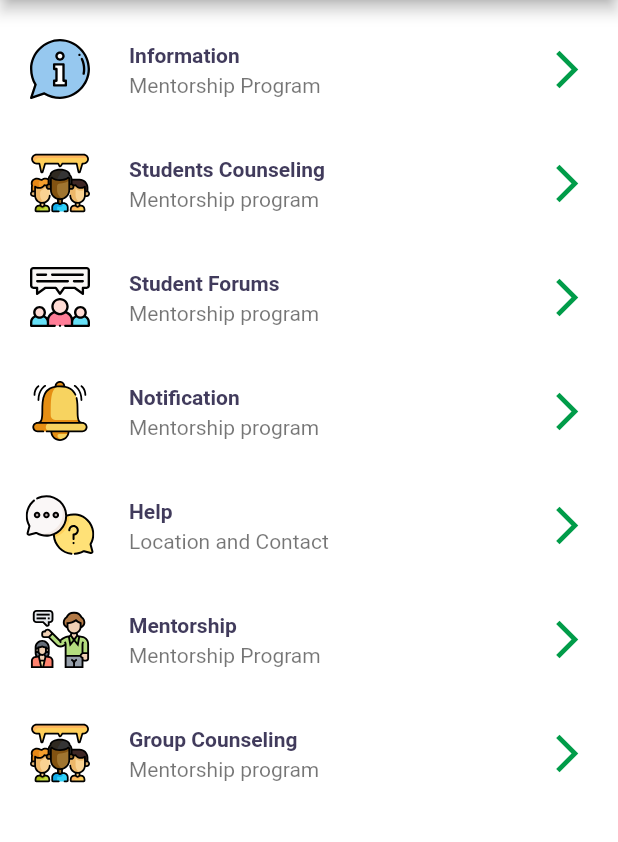
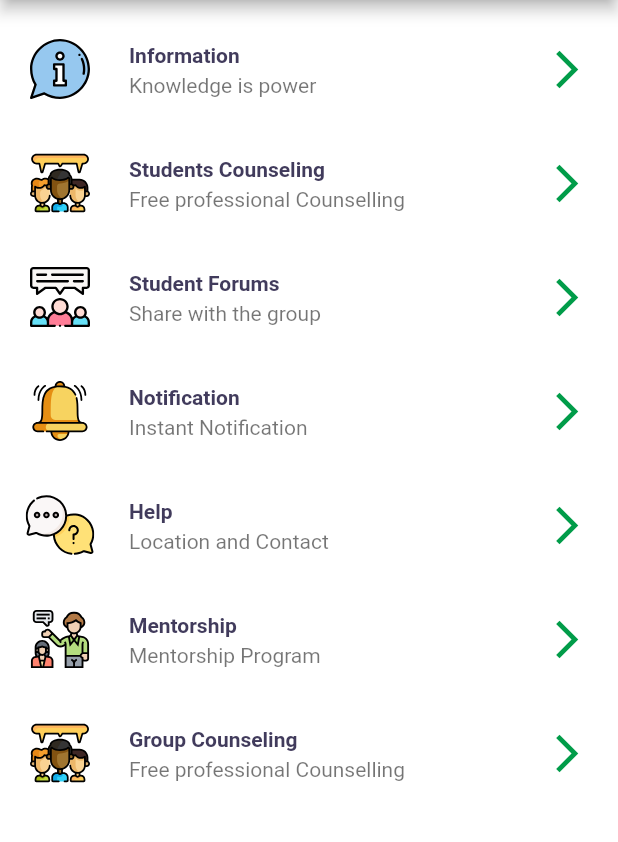
Before and after one commit to omondibrian/Rada-Egerton, a Flutter app: the Dashboard screen opened by its route, on a phone screen of 412 x 824 dp, the part 84-926 px from its top. Run offline on Flutter 3.47's test engine with Material 2 defaults, Android fonts, the phone set to English and light mode, and no system bars; our stand-ins replace flutter_rating_bar, flutter_svg, google_maps_flutter; missing offline and left inert: swipeable_tile; network calls fail.

Commit message:
changed dashboard items description

```diff
--- a/lib/screens/CounselingTabs/CounselorsTab.dart
+++ b/lib/screens/CounselingTabs/CounselorsTab.dart
@@ -18,7 +18,7 @@ class CounselorsTab extends StatelessWidget {
           children: [
             Column(
               children: [
-                CircleAvator(
+                CircleAvatar(
                   radius: SizeConfig.isTabletWidth ? 98 : 20.0,
                   child: ClipOval(
                     child: Image.network(
@@ -27,6 +27,8 @@ class CounselorsTab extends StatelessWidget {
                       height: SizeConfig.isTabletWidth ? 120 : 90,
                       fit: BoxFit.cover,
                     ),
+                  ),
+                ),
               ],
             ),
             SizedBox(
--- a/lib/screens/dashboard.dart
+++ b/lib/screens/dashboard.dart
@@ -91,25 +91,25 @@ class Dashboard extends StatelessWidget {
 List dashboardItems = [
   {
     'title': 'Information',
-    'subtitle': 'Mentorship Program',
+    'subtitle': 'Knowledge is power',
     'leadingIcon': 'assets/information.svg',
     'routeName': AppRoutes.information
   },
   {
     'title': 'Students Counseling',
-    'subtitle': 'Mentorship program',
+    'subtitle': 'Free professional Counselling',
     'leadingIcon': 'assets/counseling.svg',
     'routeName': AppRoutes.counseling
   },
   {
     'title': 'Student Forums',
-    'subtitle': 'Mentorship program',
+    'subtitle': 'Share with the group',
     'leadingIcon': 'assets/forum.svg',
     'routeName': AppRoutes.forum
   },
   {
     'title': 'Notification',
-    'subtitle': 'Mentorship program',
+    'subtitle': 'Instant Notification',
     'leadingIcon': 'assets/bell.svg',
     'routeName': AppRoutes.notification
   },
@@ -127,7 +127,7 @@ List dashboardItems = [
   },
   {
     'title': 'Group Counseling',
-    'subtitle': 'Mentorship program',
+    'subtitle': 'Free professional Counselling',
     'leadingIcon': 'assets/counseling.svg',
     'routeName': AppRoutes.counseling
   },
--- a/pubspec.yaml
+++ b/pubspec.yaml
@@ -34,6 +34,7 @@ dependencies:
   google_maps_flutter: ^2.0.6
   image_picker: ^0.8.3+1
   swipeable_tile: ^0.0.2
+  intl: ^0.17.0
 
 dev_dependencies:
   flutter_test:
```
Also changed, not shown: pubspec.lock.
